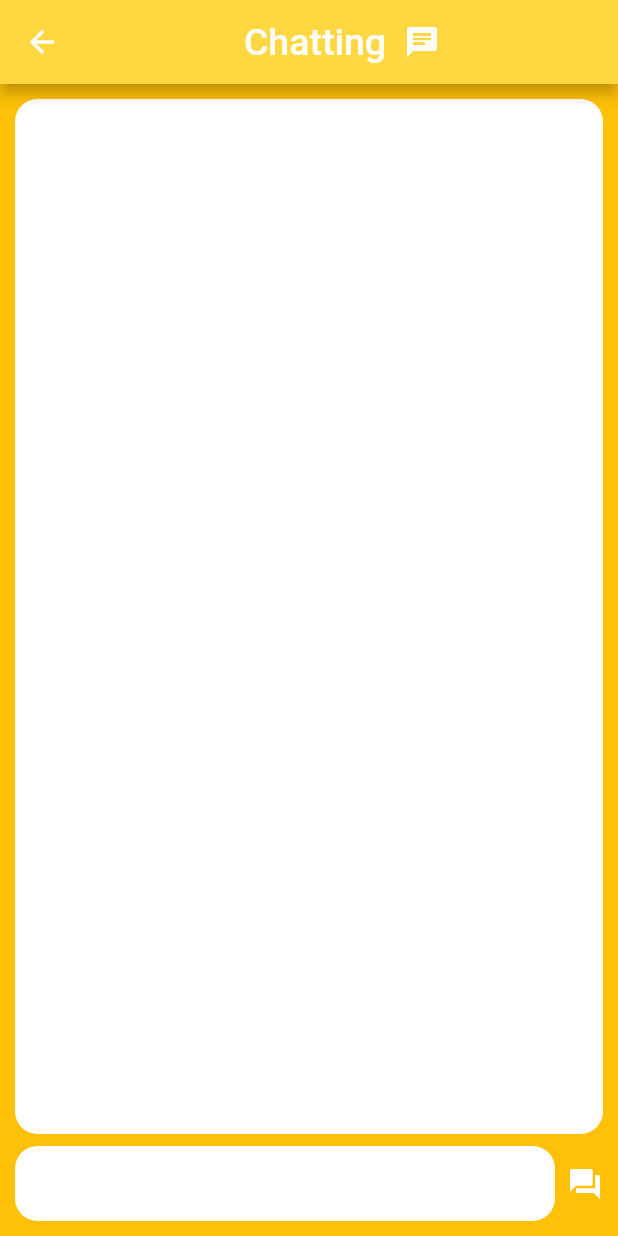
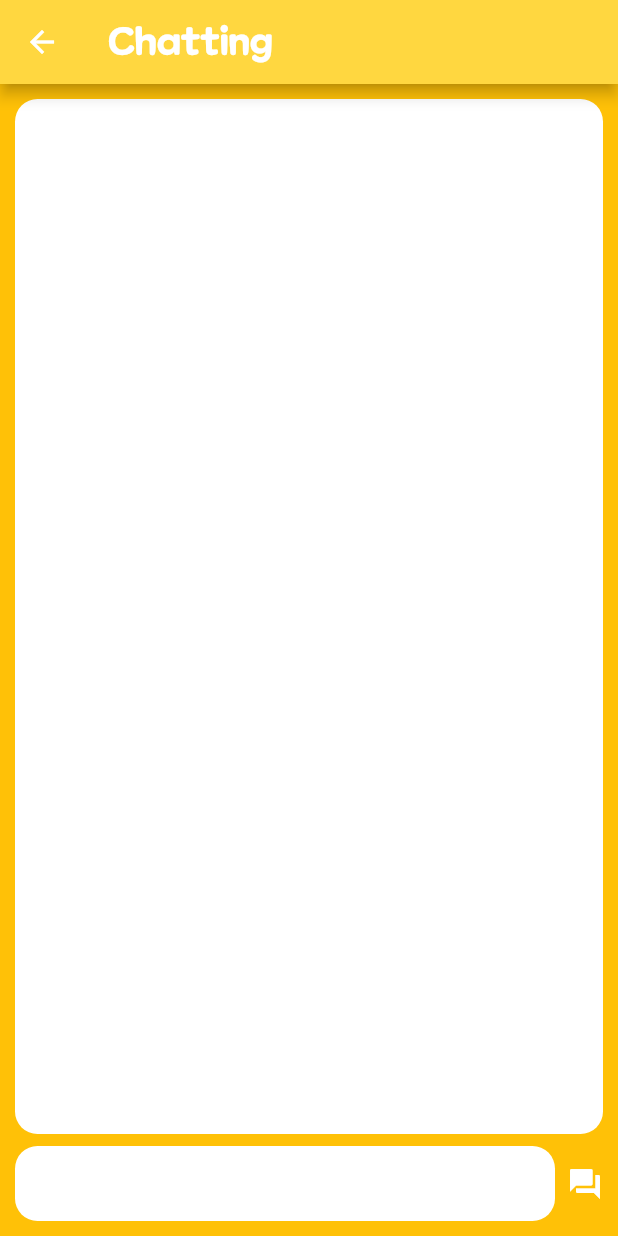
Before and after one commit to beomboo/Flutter_Chatting, a Flutter app: the screen it shows after launch, after a tap on an icon or button, on a phone screen of 412 x 824 dp. Run offline on Flutter 3.47's test engine with Material 2 defaults, Android fonts, the phone set to English and light mode, and no system bars; our stand-ins replace flutter_native_splash, table_calendar, tuple.

Commit message:
- change : 폰트

```diff
--- a/lib/Provider/ChatNotifier.dart
+++ b/lib/Provider/ChatNotifier.dart
@@ -1,14 +1,12 @@
 import 'package:flutter/material.dart';
 
 class ChatNotifier extends ChangeNotifier{
-  TextEditingController textController          = TextEditingController();
   List<Widget>          chatMessageContent      = [];
   int                   chatMessageLength       = 0;
 
   void setMessage(messageWidget){
     chatMessageContent.add(messageWidget);
     chatMessageLength = chatMessageContent.length;
-    textController.clear();
     notifyListeners();
   }
 
--- a/lib/View/ChatPage.dart
+++ b/lib/View/ChatPage.dart
@@ -3,6 +3,7 @@ import 'dart:math';
 import 'package:beomboo/Provider/ChatNotifier.dart';
 import 'package:flutter/material.dart';
 import 'package:provider/provider.dart';
+import 'package:tuple/tuple.dart';
 
 class ChatPage extends StatefulWidget {
   const ChatPage({Key? key}) : super(key: key);
@@ -12,51 +13,38 @@ class ChatPage extends StatefulWidget {
 }
 
 class _ChatPageState extends State<ChatPage> {
+  TextEditingController textController = TextEditingController();
 
   @override
   Widget build(BuildContext context) {
-    return Scaffold(
-      appBar: AppBar(
-          backgroundColor: Colors.amberAccent,
-          title: Row(
-              mainAxisAlignment: MainAxisAlignment.center,
-              children: [
-                Text("Chatting",style: TextStyle(fontSize: 25),),
-                IconButton(onPressed: (){}, icon: Icon(Icons.chat))
+    return SafeArea(
+        child: Scaffold(
+            appBar: AppBar(backgroundColor: Colors.amberAccent,
+                title: Row(mainAxisAlignment: MainAxisAlignment.start,
+                    children: const [
+                      Text("Chatting",style: TextStyle(fontFamily: 'default',fontSize: 25),),
                     ])),
             body: Container(
                 decoration: const BoxDecoration(color: Colors.amber),
-          child: Padding(
-            padding: const EdgeInsets.all(10.0),
-            child: Column(
-              children: [
+                child: Padding(padding: const EdgeInsets.all(10.0),
+                    child: Column(children: [
                         Expanded(
                           child: Container(
+                            width: MediaQuery.of(context).size.width,
                             decoration: BoxDecoration(
                                 color: Colors.white,
                                 borderRadius: BorderRadius.circular(15)),
-                      child: CustomScrollView(
-                        slivers: [
-                          SliverList(delegate: SliverChildListDelegate(
-                              context.select((ChatNotifier notifier) => notifier.chatMessageContent)
-                          ))],
-                      ))),
-                Padding(
-                  padding:EdgeInsets.only(top: 8.0),
+                            child: Selector<ChatNotifier, Tuple2<List<Widget>, int>>(
+                              selector: (_, state) => Tuple2(state.chatMessageContent, state.chatMessageLength),
+                              builder: (context, data, widget){
+                                return SingleChildScrollView(child: Column(children: data.item1),);}))),
+                        Padding(padding:EdgeInsets.only(top: 8.0),
                           child: Row(children: [
                               ChatInputField(),
                               GestureDetector(
-                        onTap: (){
-                          context.read<ChatNotifier>().resetChat();
-                        },
-                        child: Icon(Icons.forum,color: Colors.white,),
-                      )
-                  ],),
-                ),
-              ],
-            ),
-          )),
-    );
+                                onTap: (){context.read<ChatNotifier>().resetChat();},
+                                child: Icon(Icons.forum,color: Colors.white,),)],),),
+    ],),)),));
   }
 
   /// 입력창
@@ -71,13 +59,12 @@ class _ChatPageState extends State<ChatPage> {
             borderRadius: BorderRadius.circular(15.0),
           ),
           child: TextField(
-            controller: context.read<ChatNotifier>().textController,
+            controller: textController,
             onSubmitted: (text) {
-              print("onSubmitted: ${text}");
               context.read<ChatNotifier>().setMessage(ChatContent(text));
-            },
+              textController.clear();},
             onChanged: (text){},
-            style: TextStyle(fontSize: 14.0, color: Colors.black45),
+            style: TextStyle(fontFamily: 'default',fontSize: 14.0, color: Colors.black45),
             keyboardType: TextInputType.text,
             decoration: const InputDecoration(
               enabledBorder: OutlineInputBorder(borderSide: BorderSide.none),
@@ -94,28 +81,15 @@ class _ChatPageState extends State<ChatPage> {
   Widget ChatContent(message){
     var rnd = Random().nextInt(999);
     String userIndex = rnd.toString();
-    return Padding(
-      padding: const EdgeInsets.all(8.0),
-      child: Column(
-        crossAxisAlignment: rnd % 2 == 1 ?  CrossAxisAlignment.start : CrossAxisAlignment.end,
+    return Padding(padding: const EdgeInsets.all(8.0),
+      child: Row(mainAxisAlignment: rnd % 2 == 1 ?  MainAxisAlignment.start : MainAxisAlignment.end,
         children: [
-          RichText( // 프로필 사진 & 아이디
-              text: TextSpan(
-                  children: [
+          Column(children: [
+              RichText(
+               text: TextSpan(children: [
                  WidgetSpan(child: Icon(Icons.account_circle)),
-                    TextSpan(
-                        text: userIndex,
-                        style: TextStyle(
-                          fontSize: 20,
-                          color: Colors.black,
-                        )
-                    )
-                  ]
-              )
-          ),
-          Text(message) // 채팅 내용
-        ],
-      ),
-    );
+                 TextSpan(text: userIndex,style: TextStyle(fontFamily: 'default',fontSize: 20,color: Colors.black,))]),),
+              Text(message, style: TextStyle(fontFamily: 'default'),)],),
+    ],),);
   }
 }
--- a/lib/View/HomePage.dart
+++ b/lib/View/HomePage.dart
@@ -1,28 +1,34 @@
 import 'package:beomboo/Provider/ChatNotifier.dart';
 import 'package:flutter/material.dart';
 import 'package:provider/provider.dart';
+import 'package:table_calendar/table_calendar.dart';
 
 import 'ChatPage.dart';
+import 'package:intl/date_symbol_data_local.dart';
 
-class HomePage extends StatelessWidget {
+class HomePage extends StatefulWidget {
   const HomePage({Key? key}) : super(key: key);
+
+  @override
+  State<HomePage> createState() => _HomePageState();
+}
+class _HomePageState extends State<HomePage> {
+  @override
+  void initState() {
+    super.initState();
+    //Localizations.localeOf(context).languageCode
+    initializeDateFormatting();
+  }
   @override
   Widget build(BuildContext context) {
-    double widgetHeight = MediaQuery.of(context).size.height * 0.2;
     double widgetWidth  = MediaQuery.of(context).size.width;
     return Container(
       width: widgetWidth,
       child: SingleChildScrollView(
         scrollDirection: Axis.vertical,
-        child: Column(children: [
-          WebView(
-            initialUrl: 'https://www.genie.co.kr/detail/artistInfo?xxnm=79678096',
-            javascriptMode: JavascriptMode.unrestricted,
-            onWebViewCreated: (WebViewController webViewController) {
-              _controller.complete(webViewController);
-            },
-          )
-        ],),
+        child: TableCalendar(
+          locale: 'ko_KR', focusedDay: DateTime.now(), firstDay: DateTime.now(), lastDay: DateTime.utc(DateTime.now().year,DateTime.now().month+2),
+        ),
       ),
     );
   }
--- a/lib/main.dart
+++ b/lib/main.dart
@@ -6,8 +6,6 @@ import 'package:provider/provider.dart';
 import 'View/ChatPage.dart';
 import 'View/HomePage.dart';
 void main() {
-  WidgetsBinding widgetsBinding = WidgetsFlutterBinding.ensureInitialized();
-  FlutterNativeSplash.preserve(widgetsBinding: widgetsBinding);
   runApp(const beomboo());
 }
 
@@ -17,9 +15,7 @@ class beomboo extends StatelessWidget {
   @override
   Widget build(BuildContext context) {
     return MultiProvider(
-      providers: [
-        ChangeNotifierProvider(create: (_)=> ChatNotifier())
-      ],
+      providers: [ ChangeNotifierProvider(create: (_)=> ChatNotifier()) ],
       child: MaterialApp(
         theme: ThemeData(primarySwatch: Colors.blue),
         home: beombooPage(),
@@ -35,64 +31,26 @@ class beombooPage extends StatefulWidget {
   State<beombooPage> createState() => _beombooPageState();
 }
 
-/// 비동기 처리
-// 비동기 통신 및 처리 함수가 완료되면 then 을 통해서 다음 작업으로 넘어 갈 수 있음
-Future<void> futureTest() async{
-  print("[BBE] futureTest Click");
-  Future.delayed(Duration(seconds: 5),(){
-    return "Future";
-  }).then((value){
-    print("[BBE] Future success : "+value);
-  }).catchError((onError){
-    print("[BBE] Future error : "+onError);
-  });
-}
-
 class _beombooPageState extends State<beombooPage> {
   @override
   void initState() {
     // TODO: implement initState
     super.initState();
-    futureTest();
-    initialization();
-  }
-  void initialization() async {
-    print('ready in 3...');
-    await Future.delayed(const Duration(seconds: 1));
-    print('ready in 2...');
-    await Future.delayed(const Duration(seconds: 1));
-    print('ready in 1...');
-    await Future.delayed(const Duration(seconds: 1));
-    print('go!');
-    FlutterNativeSplash.remove();
   }
 
   @override
   Widget build(BuildContext context) {
     return Scaffold(
-      appBar: AppBar(
-        backgroundColor: Colors.amberAccent,
-        title: Row(
-            mainAxisAlignment: MainAxisAlignment.center,
+      appBar: AppBar(backgroundColor: Colors.amberAccent,
+        title: Row(mainAxisAlignment: MainAxisAlignment.center,
             children: [
-              Text("BeomBoo",style: TextStyle(fontSize: 25),),
+              const Text("Beomboo",style: TextStyle(fontFamily: 'default',fontSize: 25),),
               IconButton(
-               onPressed: (){
-                 Navigator.push(context,MaterialPageRoute(builder: (context) => ChatPage()));
-               },
-               icon: Container(
-                 width: 30,
-                 height: 30,
-                 decoration: BoxDecoration(
-                     borderRadius: BorderRadius.circular(12),
-                     color: Colors.red
-                 ),
-                 child: Center(
-                   child: Text(context.select((ChatNotifier notifier) => notifier.chatMessageLength.toString()),
-                       style: TextStyle(fontSize: 15,color: Colors.white)),
-                 ),
-               ))
-            ])),
+               onPressed: (){ Navigator.push(context,MaterialPageRoute(builder: (context) => ChatPage()));},
+                 icon: Container(width: 30, height: 30,decoration: BoxDecoration(borderRadius: BorderRadius.circular(25),color: Colors.red),
+                   child: Center(child: Text(context.select((ChatNotifier notifier) => notifier.chatMessageLength.toString()),style: TextStyle(fontFamily: 'default',fontSize: 15,color: Colors.white)),
+                   )))
+          ])),
       body: HomePage(),
     );
   }
```
Also changed, not shown: pubspec.yaml (+9 -1 lines), assets/fonts/Maplestory_OTF_Bold.otf (added), lib/View/NaverMap.dart (deleted), pubspec.lock, 5 other files. Lines whose indentation alone changed are shown as unchanged.
